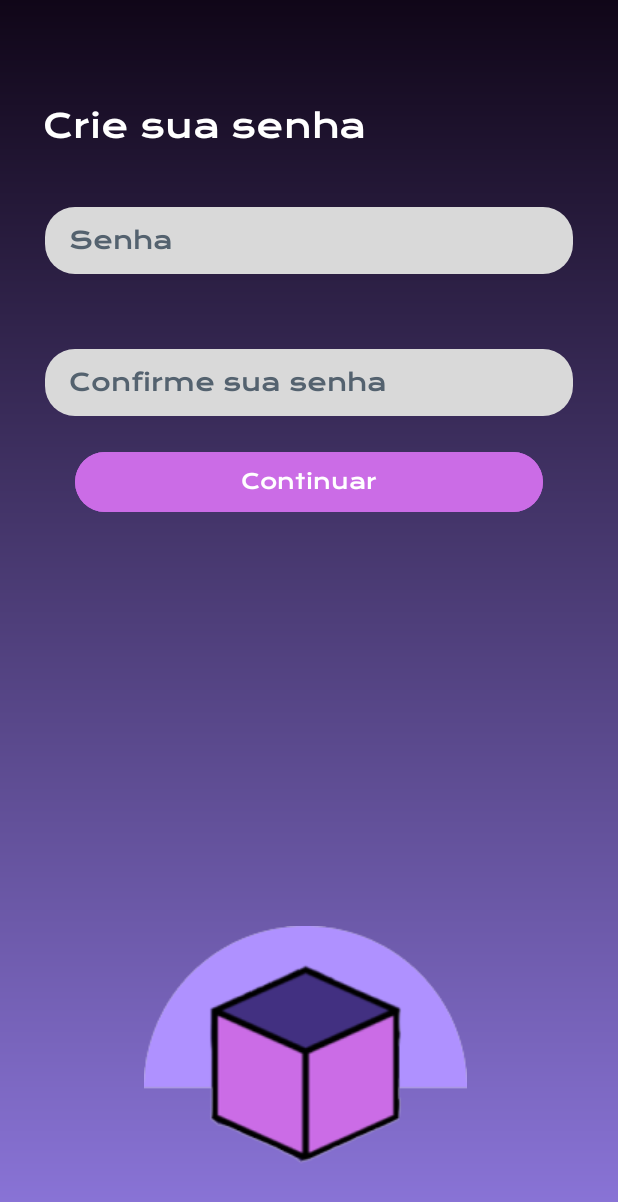
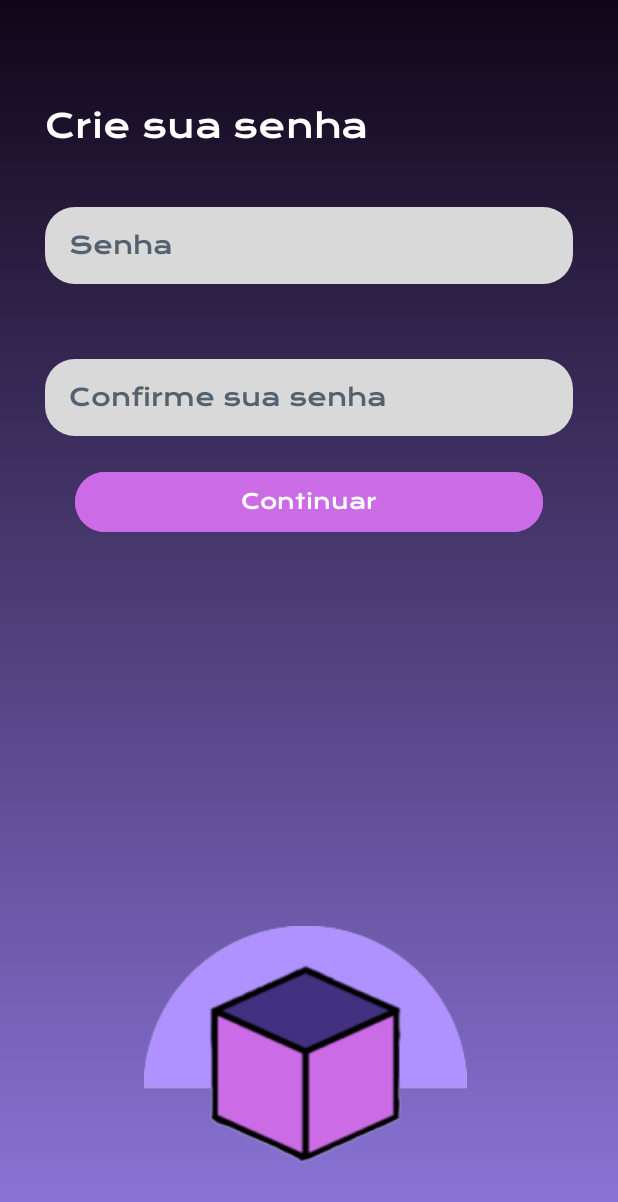
Before and after one commit to C0dingMonkeys/ZippyApp, an Android app: the CriarSenha screen opened directly, with no data from a screen before it, on a phone screen of 412 x 824 dp. Shown: the top 1202 px of the screen. Run offline under Robolectric (Android 15) with nearby library versions, the phone set to English and light mode, and no system bars.

Commit message:
Initial Commit

```diff
--- a/app/src/main/res/layout/activity_senha_login.xml
+++ b/app/src/main/res/layout/activity_senha_login.xml
@@ -57,7 +57,7 @@
         android:fontFamily="@font/krona"
         android:hint="@string/senha_hint"
         android:inputType="textPassword"
-        android:padding="12dp"
+        android:padding="15dp"
         android:paddingStart="16dp"
         android:textColor="@color/black"
         android:textColorHint="@color/gray"
--- a/app/src/main/res/layout/criar_senha.xml
+++ b/app/src/main/res/layout/criar_senha.xml
@@ -36,7 +36,7 @@
         android:textCursorDrawable="@drawable/cursor_color"
         android:inputType="textPassword"
         android:paddingStart="16dp"
-        android:padding="12dp"
+        android:padding="15dp"
         android:textColor="@color/black"
         android:textColorHint="@color/gray"
         android:textSize="16sp"
@@ -46,17 +46,14 @@
 
     <TextView
         android:id="@+id/lblEntrar"
-        android:layout_width="wrap_content"
+        android:layout_width="fill_parent"
         android:layout_height="wrap_content"
         android:layout_marginStart="30dp"
         android:layout_marginTop="70dp"
-        android:layout_marginEnd="170dp"
         android:fontFamily="@font/krona"
         android:text="@string/criar_senha"
         android:textColor="@color/white"
-        android:textSize="22sp
-"
-        app:layout_constraintEnd_toEndOf="parent"
+        android:textSize="22sp"
         app:layout_constraintStart_toStartOf="parent"
         app:layout_constraintTop_toTopOf="parent" />
 
@@ -72,7 +69,7 @@
         android:fontFamily="@font/krona"
         android:hint="@string/confirmar_senha"
         android:inputType="textPassword"
-        android:padding="12dp"
+        android:padding="15dp"
         android:paddingStart="16dp"
         android:textColor="@color/black"
         android:textColorHint="@color/gray"
--- a/app/src/main/res/layout/inserir_cpf.xml
+++ b/app/src/main/res/layout/inserir_cpf.xml
@@ -63,7 +63,7 @@
         android:textCursorDrawable="@drawable/cursor_color"
         android:inputType="number"
         android:paddingStart="16dp"
-        android:padding="12dp"
+        android:padding="15dp"
         android:textColor="@color/black"
         android:textColorHint="@color/gray"
         android:textSize="16sp"
--- a/app/src/main/res/layout/inserir_email.xml
+++ b/app/src/main/res/layout/inserir_email.xml
@@ -47,7 +47,7 @@
         android:fontFamily="@font/krona"
         android:hint="@string/email_hint"
         android:inputType="textEmailAddress"
-        android:padding="12dp"
+        android:padding="15dp"
         android:paddingStart="16dp"
         android:textColor="@color/black"
         android:textColorHint="@color/gray"
--- a/app/src/main/res/values/strings.xml
+++ b/app/src/main/res/values/strings.xml
@@ -1,8 +1,8 @@
 <resources>
     <string name="app_name">Zippy0.001</string>
     <string name="welcome">Bem vindo(a) ao Zippy</string>
-    <string name="email_hint">Email</string>
-    <string name="logodescricao">Zippy Logo</string>
+    <string name="email_hint" translatable="false">Email</string>
+    <string name="logodescricao" translatable="false">Zippy Logo</string>
     <string name="terms_conditions">Ao continuar, você concorda com nossos Termos de Serviço e cofirma que leu nossa Politica de Privacidade</string>
     <string name="criar_senha">Crie sua senha</string>
     <string name="confirmar_senha">Confirme sua senha</string>
```
Also changed, not shown: 3 other files.
